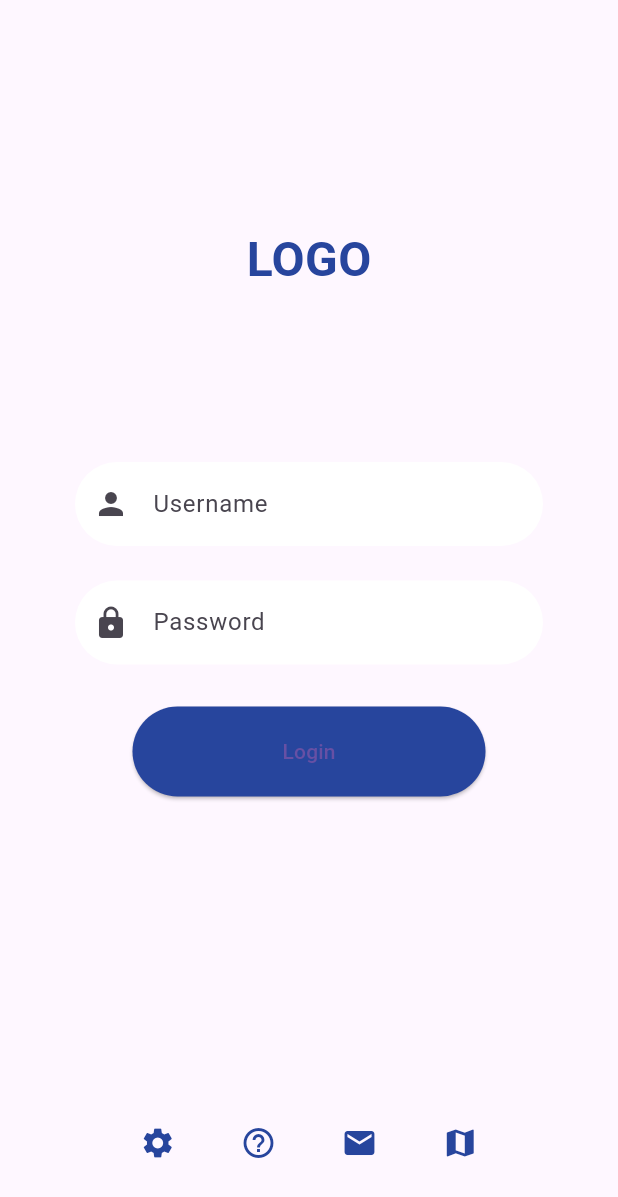
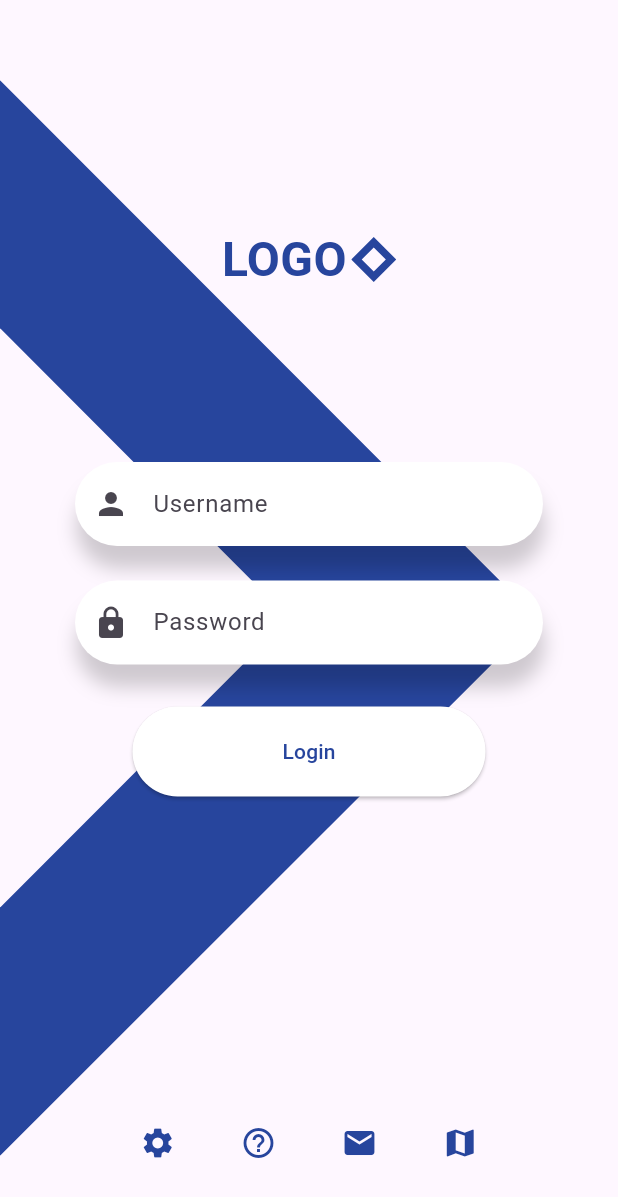
Before and after one commit to LekasNet/Task_1, a Flutter app: the screen it shows after launch, on a phone screen of 412 x 824 dp. Shown: the top 1197 px of the screen. Run offline on Flutter 3.47's test engine with Material 3 defaults, Android fonts, the phone set to English and light mode, and no system bars; our stand-ins replace flutter_svg.

Commit message:
all done

```diff
--- a/lib/main.dart
+++ b/lib/main.dart
@@ -1,4 +1,5 @@
 import 'package:flutter/material.dart';
+import 'package:flutter_svg/svg.dart';
 
 void main() {
   runApp(MyApp());
@@ -8,37 +9,123 @@ class MyApp extends StatelessWidget {
   @override
   Widget build(BuildContext context) {
     return MaterialApp(
+      debugShowCheckedModeBanner: false,
       title: 'Flutter Login Screen',
       home: LoginScreen(),
     );
   }
 }
 
-class LoginScreen extends StatelessWidget {
+class LoginScreen extends StatefulWidget {
+  const LoginScreen({super.key});
+
+  @override
+  _LoginScreenState createState() => _LoginScreenState();
+}
+
+class _LoginScreenState extends State<LoginScreen> with SingleTickerProviderStateMixin {
+  late AnimationController _animationController;
+  late Animation<double> _opacityAnimation;
+  late Animation<Offset> _slideAnimation;
+  late Animation<double> _logoSlideAnimation;
+
+  @override
+  void initState() {
+    super.initState();
+    _animationController = AnimationController(
+      duration: const Duration(seconds: 2),
+      vsync: this,
+    );
+
+    _opacityAnimation = Tween<double>(begin: 0.0, end: 1.0).animate(
+      CurvedAnimation(
+        parent: _animationController,
+        curve: Interval(
+          0.5, 1.0, // Delay the start of the text animation
+          curve: Curves.easeOut,
+        ),
+      ),
+    );
+
+    _slideAnimation = Tween<Offset>(begin: Offset(0, -0.5), end: Offset.zero).animate(
+      CurvedAnimation(
+        parent: _animationController,
+        curve: Interval(
+          0, 0, // Delay the start of the text animation
+          curve: Curves.easeOut,
+        ),
+      ),
+    );
+
+    _logoSlideAnimation = Tween<double>(begin: -1.0, end: -0.5).animate( // Logo animation starts immediately
+      CurvedAnimation(
+        parent: _animationController,
+        curve: Curves.easeOut, // Bouncy effect
+      ),
+    );
+
+    _animationController.forward();
+  }
+
+  @override
+  void dispose() {
+    _animationController.dispose();
+    super.dispose();
+  }
+
   @override
   Widget build(BuildContext context) {
     return Scaffold(
       body: Stack(
         children: <Widget>[
-          // Positioned(
-          //   top: -50,
-          //   left: -50,
-          //   child: Container(
-          //     width: 250,
-          //     height: 250,
-          //     decoration: BoxDecoration(
-          //       color: Color(0xff27459d,
-          //       shape: BoxShape.rectangle,
-          //     ),
-          //   ),
-          // ),
-          Align(
+          AnimatedBuilder(
+            animation: _logoSlideAnimation,
+            builder: (context, child) {
+              return Transform.translate(
+                offset: Offset(_logoSlideAnimation.value * MediaQuery.of(context).size.width, 0),
+                child: OverflowBox(
+                  maxWidth: double.infinity,
+                  maxHeight: MediaQuery.of(context).size.height * 0.87,
+                  child: SvgPicture.asset(
+                    'assets/logo.svg',
+                    height: MediaQuery.of(context).size.height * 2,
+                    color: Color(0xff27459d),
+                  ),
+                )
+              );
+            },
+          ),
+          FadeTransition(
+            opacity: _opacityAnimation,
+            child: SlideTransition(
+              position: _slideAnimation,
+              child: Align(
                 alignment: Alignment.topCenter,
                 child: Container(
-              margin: EdgeInsets.only(top: 150),
-              child: Text(
+                  margin: const EdgeInsets.only(top: 150),
+                  child: Row(
+                    mainAxisSize: MainAxisSize.min,
+                    children: <Widget>[
+                      const Text(
                         'LOGO',
-                style: TextStyle(fontSize: 32, fontWeight: FontWeight.bold, color: Color(0xff27459d)),
+                        style: TextStyle(fontSize: 32,
+                            fontWeight: FontWeight.bold,
+                            color: Color(0xff27459d)),
+                      ),
+                      const SizedBox(width: 3),
+                      // Расстояние между текстом и логотипом
+                      SvgPicture.asset(
+                        'assets/logo.svg',
+                        height: 30,
+                        color: Color(0xff27459d),
+                      ),
+                      // Image.asset(
+                      //   'assets/logo.png',
+                      //   height: 50,
+                      // )
+                    ],
+                  ),
+                ),
               ),
             ),
           ),
@@ -47,7 +134,20 @@ class LoginScreen extends StatelessWidget {
               mainAxisSize: MainAxisSize.min,
               children: <Widget>[
                 Padding(
-                  padding: const EdgeInsets.symmetric(horizontal: 50, vertical: 15),
+                  padding: const EdgeInsets.symmetric(
+                      horizontal: 50, vertical: 15),
+                  child: DecoratedBox(
+                    decoration: BoxDecoration(
+                      borderRadius: BorderRadius.circular(30),
+                      boxShadow: const [
+                        BoxShadow(
+                          color: Color(0x30000000),
+                          offset: Offset(1.0, 15.0),
+                          blurRadius: 10.0,
+                          spreadRadius: 0.1,
+                        ),
+                      ],
+                    ),
                     child: TextField(
                       decoration: InputDecoration(
                         hintText: 'Username',
@@ -61,8 +161,23 @@ class LoginScreen extends StatelessWidget {
                       ),
                     ),
                   ),
+                ),
+
                 Padding(
-                  padding: const EdgeInsets.symmetric(horizontal: 50, vertical: 8),
+                  padding: const EdgeInsets.symmetric(
+                      horizontal: 50, vertical: 8),
+                  child: DecoratedBox(
+                    decoration: BoxDecoration(
+                      borderRadius: BorderRadius.circular(30),
+                      boxShadow: const [
+                        BoxShadow(
+                          color: Color(0x30000000),
+                          offset: Offset(1.0, 15.0),
+                          blurRadius: 10.0,
+                          spreadRadius: 0.1,
+                        ),
+                      ],
+                    ),
                     child: TextField(
                       decoration: InputDecoration(
                         hintText: 'Password',
@@ -77,12 +192,14 @@ class LoginScreen extends StatelessWidget {
                       obscureText: true,
                     ),
                   ),
+                ),
                 SizedBox(height: 20),
                 ElevatedButton(
-                  child: Text('Login'),
+                  child: Text('Login', style: TextStyle(color: Color(0xff27459d)),),
                   style: ElevatedButton.styleFrom(
-                    backgroundColor: Color(0xff27459d),
-                    padding: EdgeInsets.symmetric(horizontal: 100, vertical: 20),
+                    backgroundColor: Colors.white,
+                    padding: EdgeInsets.symmetric(
+                        horizontal: 100, vertical: 20),
                     shape: StadiumBorder(),
                   ),
                   onPressed: () {
```
Also changed, not shown: pubspec.yaml (+4 -30 lines), assets/logo.png (added), assets/logo.svg (added), pubspec.lock. Lines whose indentation alone changed are shown as unchanged.
